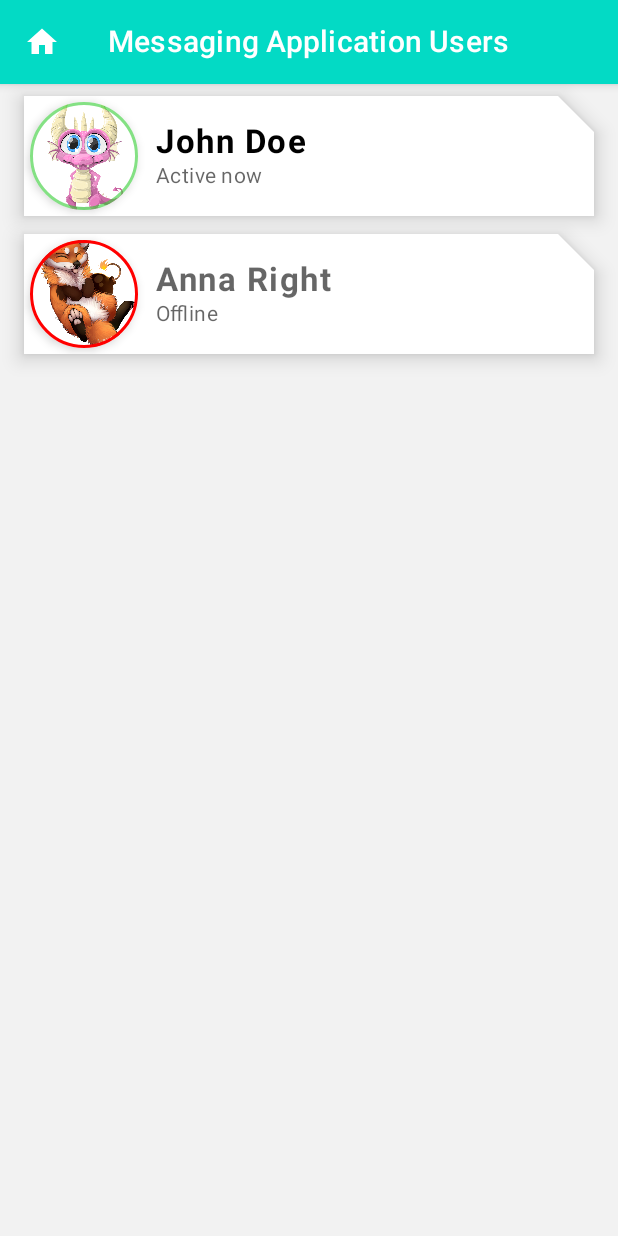
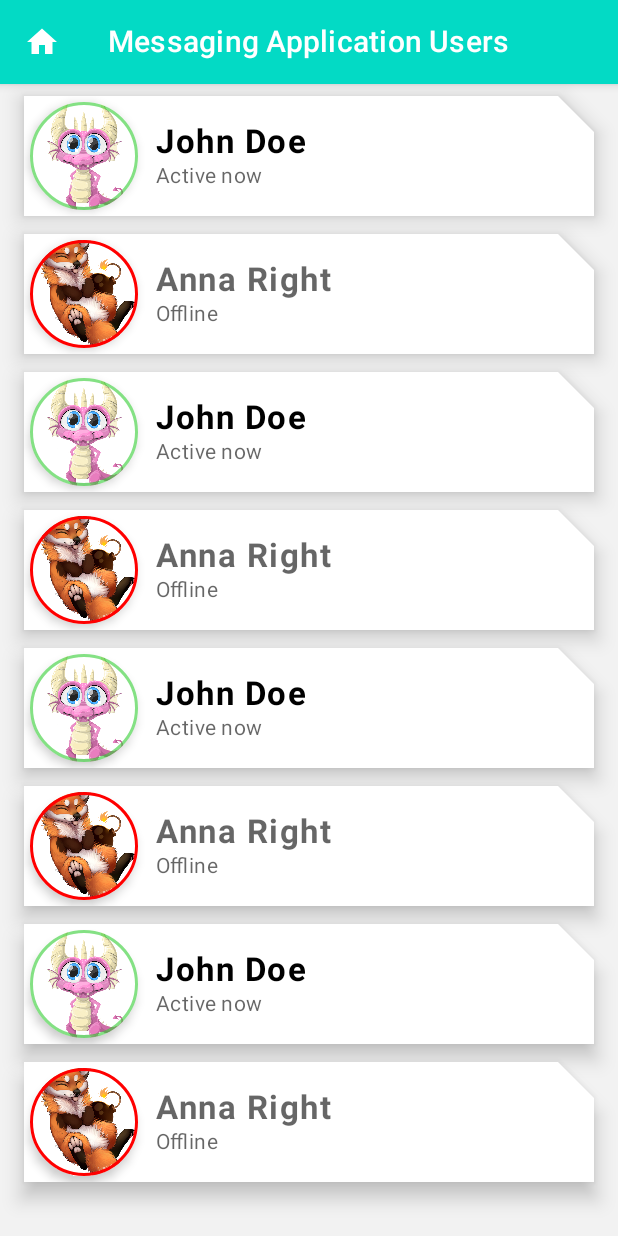
Before and after one commit to t0in4/ProfileCard1, an Android app built with Jetpack Compose: the screen it shows after launch (MainActivity), on a phone screen of 412 x 824 dp. Run offline under Robolectric (Android 15) with nearby library versions, the phone set to English and light mode, and no system bars.

Commit message:
1. in MainScreen changed Column to LazyColumn (kind of RecycleView)

```diff
--- a/app/build.gradle
+++ b/app/build.gradle
@@ -8,7 +8,7 @@ android {
 
     defaultConfig {
         applicationId "com.eyehail.profilecardlayout"
-        minSdk 31
+        minSdk 29
         targetSdk 31
         versionCode 1
         versionName "1.0"
--- a/app/src/main/java/com/eyehail/profilecardlayout/MainActivity.kt
+++ b/app/src/main/java/com/eyehail/profilecardlayout/MainActivity.kt
@@ -6,6 +6,8 @@ import androidx.activity.compose.setContent
 import androidx.compose.foundation.BorderStroke
 import androidx.compose.foundation.Image
 import androidx.compose.foundation.layout.*
+import androidx.compose.foundation.lazy.LazyColumn
+import androidx.compose.foundation.lazy.items
 import androidx.compose.foundation.shape.CircleShape
 import androidx.compose.material.*
 import androidx.compose.material.icons.Icons
@@ -48,18 +50,23 @@ fun MainScreen(userProfiles: List<UserProfile> = userProfileList) {
         )
         {
 
-            //adding Column to add more ProfileCard
-            Column() {
-                for (userProfile in userProfiles) {
+            //adding LazyColumn
+            LazyColumn {
+                items(userProfiles) { userProfile ->
                     ProfileCard(userProfile = userProfile)
-
                 }
             }
 
+
+
+
+
+            }
+
         }
-    }
+}
 
-}
+
 
 @Composable
 fun AppBar() {
--- a/app/src/main/java/com/eyehail/profilecardlayout/UserProfile.kt
+++ b/app/src/main/java/com/eyehail/profilecardlayout/UserProfile.kt
@@ -8,4 +8,13 @@ val userProfileList = arrayListOf<UserProfile>(
     UserProfile(name = "John Doe", status = true, R.drawable.dragon),
 
     UserProfile(name = "Anna Right", status = false, R.drawable.fox),
+    UserProfile(name = "John Doe", status = true, R.drawable.dragon),
+
+    UserProfile(name = "Anna Right", status = false, R.drawable.fox),
+    UserProfile(name = "John Doe", status = true, R.drawable.dragon),
+
+    UserProfile(name = "Anna Right", status = false, R.drawable.fox),
+    UserProfile(name = "John Doe", status = true, R.drawable.dragon),
+
+    UserProfile(name = "Anna Right", status = false, R.drawable.fox),
 )
```
